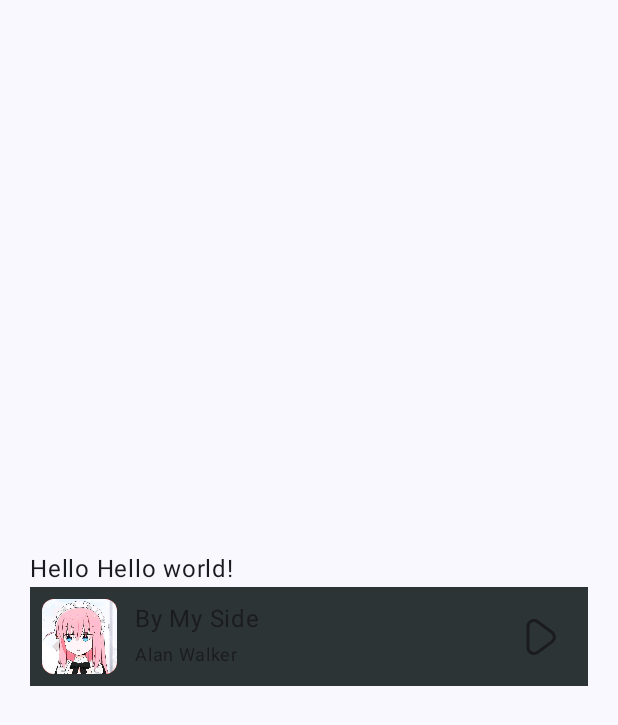
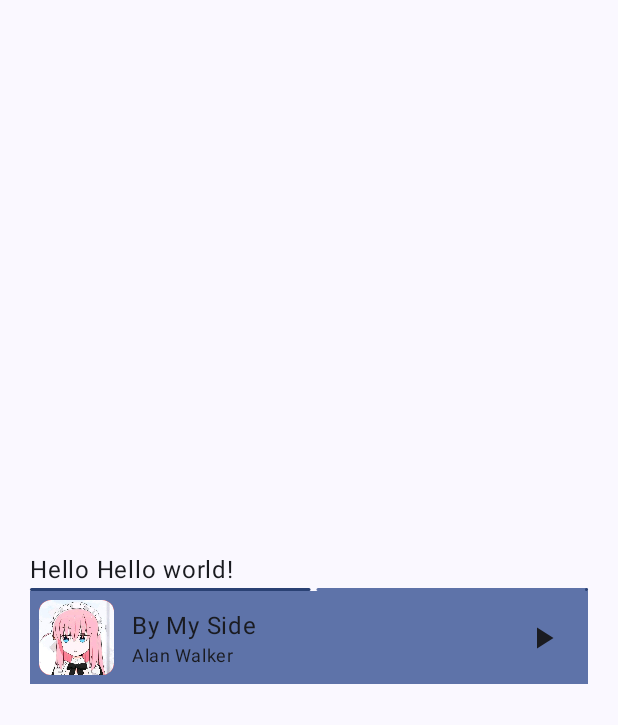
Before and after one commit to ppvan/Moon, an Android app built with Jetpack Compose: the screen it shows after launch (MainActivity), on a phone screen of 412 x 824 dp. Shown: the top 725 px of the screen. Run offline under Robolectric (Android 15) with nearby library versions, the phone set to English and light mode, and no system bars; our stand-ins replace Dagger/Hilt's generated code.

Commit message:
feat: make the player plays something

```diff
--- a/moon-fe/app/build.gradle.kts
+++ b/moon-fe/app/build.gradle.kts
@@ -56,6 +56,9 @@ dependencies {
 
     implementation("com.google.dagger:hilt-android:2.44")
     implementation("androidx.hilt:hilt-navigation-compose:1.1.0-rc01")
+    implementation("androidx.media3:media3-exoplayer:1.1.1")
+    implementation("androidx.media3:media3-exoplayer-dash:1.1.1")
+    implementation("androidx.media3:media3-ui:1.1.1")
     kapt("com.google.dagger:hilt-android-compiler:2.44")
     implementation("androidx.core:core-ktx:1.12.0")
     implementation("androidx.lifecycle:lifecycle-runtime-ktx:2.6.2")
@@ -65,6 +68,7 @@ dependencies {
     implementation("androidx.compose.ui:ui-graphics")
     implementation("androidx.compose.ui:ui-tooling-preview")
     implementation("androidx.compose.material3:material3")
+    implementation("androidx.compose.material:material-icons-extended:1.5.4")
     testImplementation("junit:junit:4.13.2")
     androidTestImplementation("androidx.test.ext:junit:1.1.5")
     androidTestImplementation("androidx.test.espresso:espresso-core:3.5.1")
--- a/moon-fe/app/src/main/AndroidManifest.xml
+++ b/moon-fe/app/src/main/AndroidManifest.xml
@@ -1,6 +1,8 @@
 <?xml version="1.0" encoding="utf-8"?>
 <manifest xmlns:android="http://schemas.android.com/apk/res/android"
     xmlns:tools="http://schemas.android.com/tools">
+
+    <uses-permission android:name="android.permission.WAKE_LOCK" />
 
     <application
         android:name=".MoonApplication"
--- a/moon-fe/app/src/main/java/me/ppvan/moon/data/model/Song.kt
+++ b/moon-fe/app/src/main/java/me/ppvan/moon/data/model/Song.kt
@@ -1,10 +1,12 @@
 package me.ppvan.moon.data.model
 
 import android.provider.MediaStore.Audio.Artists
+import me.ppvan.moon.ui.player.PlayerStates
 
 data class Song(
     val mediaId: String = "",
     val title: String = "",
     val songUrl: String = "",
-    val imageUrl: String = ""
+    val imageUrl: String = "",
+    var state: PlayerStates = PlayerStates.STATE_IDLE
 )
--- /dev/null
+++ b/moon-fe/app/src/main/java/me/ppvan/moon/di/AppModule.kt
@@ -0,0 +1,37 @@
+package me.ppvan.moon.di
+
+import android.app.Application
+import android.content.Context
+import androidx.media3.common.Player
+import androidx.media3.exoplayer.ExoPlayer
+import dagger.Module
+import dagger.Provides
+import dagger.hilt.InstallIn
+import dagger.hilt.android.qualifiers.ApplicationContext
+import dagger.hilt.components.SingletonComponent
+import me.ppvan.moon.ui.player.MoonPlayer
+import javax.inject.Singleton
+
+@Module
+@InstallIn(SingletonComponent::class) // Depending on the scope you want
+object AppModule {
+
+    @Provides
+    @Singleton
+    fun provideExoPlayer(@ApplicationContext context: Context): ExoPlayer {
+        return ExoPlayer.Builder(context).build()
+    }
+
+    @Provides
+    @Singleton
+    fun provideContext(application: Application): Context {
+        return application.applicationContext
+    }
+
+    @Provides
+    @Singleton
+    fun provideMoonPlayer(player: ExoPlayer): MoonPlayer {
+        return MoonPlayer(player)
+    }
+
+}
--- /dev/null
+++ b/moon-fe/app/src/main/java/me/ppvan/moon/ui/player/BottomPlayer.kt
@@ -0,0 +1,110 @@
+package me.ppvan.moon.ui.player
+
+import android.net.Uri
+import android.util.Log
+import androidx.compose.foundation.Image
+import androidx.compose.foundation.background
+import androidx.compose.foundation.layout.Arrangement
+import androidx.compose.foundation.layout.Box
+import androidx.compose.foundation.layout.Column
+import androidx.compose.foundation.layout.Row
+import androidx.compose.foundation.layout.Spacer
+import androidx.compose.foundation.layout.fillMaxWidth
+import androidx.compose.foundation.layout.height
+import androidx.compose.foundation.layout.padding
+import androidx.compose.foundation.layout.size
+import androidx.compose.foundation.layout.width
+import androidx.compose.foundation.shape.RoundedCornerShape
+import androidx.compose.material.icons.Icons
+import androidx.compose.material.icons.filled.PlayArrow
+import androidx.compose.material.icons.outlined.Pause
+import androidx.compose.material3.Icon
+import androidx.compose.material3.IconButton
+import androidx.compose.material3.LinearProgressIndicator
+import androidx.compose.material3.MaterialTheme
+import androidx.compose.material3.MaterialTheme.typography
+import androidx.compose.material3.Text
+import androidx.compose.runtime.Composable
+import androidx.compose.runtime.LaunchedEffect
+import androidx.compose.runtime.collectAsState
+import androidx.compose.runtime.getValue
+import androidx.compose.ui.Alignment
+import androidx.compose.ui.Modifier
+import androidx.compose.ui.draw.clip
+import androidx.compose.ui.graphics.Color
+import androidx.compose.ui.platform.LocalContext
+import androidx.compose.ui.res.painterResource
+import androidx.compose.ui.tooling.preview.Preview
+import androidx.compose.ui.unit.dp
+import androidx.hilt.navigation.compose.hiltViewModel
+import androidx.media3.common.MediaItem
+import me.ppvan.moon.R
+import me.ppvan.moon.di.AppModule
+import me.ppvan.moon.ui.theme.MoonTheme
+
+
+@Composable
+fun BottomPlayer(viewmodel: PlayerViewModel = hiltViewModel(), modifier: Modifier = Modifier) {
+
+    val isPlaying by viewmodel.isPlaying.collectAsState(false)
+
+    Column (
+    ) {
+        LinearProgressIndicator(
+            progress = 0.5f,
+            color = MaterialTheme.colorScheme.primary,
+            trackColor = MaterialTheme.colorScheme.primaryContainer,
+            modifier = Modifier
+                .fillMaxWidth()
+                .height(2.dp)
+        )
+        Row(
+            modifier = modifier
+                .background(MaterialTheme.colorScheme.primaryContainer)
+                .fillMaxWidth()
+                .padding(6.dp),
+            verticalAlignment = Alignment.CenterVertically
+        ) {
+            Column {
+                Box (
+                    modifier
+                        .size(50.dp, 50.dp)
+                        .clip(shape = RoundedCornerShape(8.dp))
+                        .background(Color.Red)) {
+                    Image(painter = painterResource(id = R.drawable.bocchi), contentDescription = "Song thumbnail")
+                }
+            }
+
+            Spacer(modifier = Modifier.width(12.dp))
+
+            Row (
+                modifier = modifier
+                    .weight(1f),
+                horizontalArrangement = Arrangement.SpaceBetween,
+                verticalAlignment = Alignment.CenterVertically,
+            ) {
+                Column {
+                    Text(text = "By My Side")
+                    Text(text = "Alan Walker", style = typography.bodySmall)
+                }
+
+
+                IconButton(onClick = { viewmodel.flipPlayingState(); }) {
+                    if (isPlaying) {
+                        Icon(imageVector = Icons.Outlined.Pause, contentDescription = "Play button")
+                    } else {
+                        Icon(imageVector = Icons.Filled.PlayArrow, contentDescription = "Pause button")
+                    }
+                }
+            }
+        }
+    }
+}
+
+@Preview(showBackground = true)
+@Composable
+fun GreetingPreview() {
+    MoonTheme {
+        BottomPlayer()
+    }
+}
--- /dev/null
+++ b/moon-fe/app/src/main/java/me/ppvan/moon/ui/player/MoonPlayer.kt
@@ -0,0 +1,152 @@
+package me.ppvan.moon.ui.player
+
+import android.util.Log
+import androidx.media3.common.MediaItem
+import androidx.media3.common.PlaybackException
+import androidx.media3.common.Player
+import androidx.media3.exoplayer.ExoPlayer
+import kotlinx.coroutines.flow.MutableStateFlow
+import javax.inject.Inject
+
+class MoonPlayer @Inject constructor(private val player: ExoPlayer) : Player.Listener {
+
+    /**
+    * A state flow that emits the current playback state of the player.
+    */
+    val playerState = MutableStateFlow(PlayerStates.STATE_IDLE)
+
+    /**
+     * The current playback position in milliseconds. If the player's position
+     * is negative, this returns 0.
+     */
+    val currentPlaybackPosition: Long
+        get() = if (player.currentPosition > 0) player.currentPosition else 0L
+
+    /**
+     * The duration of the current track in milliseconds. If the track's duration
+     * is negative, this returns 0.
+     */
+    val currentTrackDuration: Long
+        get() = if (player.duration > 0) player.duration else 0L
+
+    fun initPlayer(trackList: MutableList<MediaItem>) {
+        player.addListener(this)
+        player.setMediaItems(trackList)
+        player.prepare()
+    }
+
+    fun playPause() {
+        if (player.playbackState == Player.STATE_IDLE) player.prepare()
+        player.playWhenReady = !player.playWhenReady
+
+
+        Log.i("INFO", player.currentPosition.toString() + "/" + player.duration.toString())
+    }
+
+
+    /**
+     * Called when a player error occurs. This implementation emits the
+     * STATE_ERROR state to the playerState flow.
+     */
+    override fun onPlayerError(error: PlaybackException) {
+        super.onPlayerError(error)
+        playerState.tryEmit(PlayerStates.STATE_ERROR)
+    }
+
+    /**
+     * Called when the player's playWhenReady state changes. This implementation
+     * emits the STATE_PLAYING or STATE_PAUSE state to the playerState flow
+     * depending on the new playWhenReady state and the current playback state.
+     */
+    override fun onPlayWhenReadyChanged(playWhenReady: Boolean, reason: Int) {
+        if (player.playbackState == Player.STATE_READY) {
+            if (playWhenReady) {
+                playerState.tryEmit(PlayerStates.STATE_PLAYING)
+            } else {
+                playerState.tryEmit(PlayerStates.STATE_PAUSE)
+            }
+        }
+    }
+
+    /**
+     * Called when the player transitions to a new media item. This implementation
+     * emits the STATE_NEXT_TRACK and STATE_PLAYING states to the playerState flow
+     * if the transition was automatic.
+     */
+    override fun onMediaItemTransition(mediaItem: MediaItem?, reason: Int) {
+        super.onMediaItemTransition(mediaItem, reason)
+        if (reason == Player.MEDIA_ITEM_TRANSITION_REASON_AUTO) {
+            playerState.tryEmit(PlayerStates.STATE_NEXT_TRACK)
+            playerState.tryEmit(PlayerStates.STATE_PLAYING)
+        }
+    }
+
+
+    override fun onPlaybackStateChanged(playbackState: Int) {
+        when (playbackState) {
+            Player.STATE_IDLE -> {
+                playerState.tryEmit(PlayerStates.STATE_IDLE)
+            }
+
+            Player.STATE_BUFFERING -> {
+                playerState.tryEmit(PlayerStates.STATE_BUFFERING)
+            }
+
+            Player.STATE_READY -> {
+                playerState.tryEmit(PlayerStates.STATE_READY)
+                if (player.playWhenReady) {
+                    playerState.tryEmit(PlayerStates.STATE_PLAYING)
+                } else {
+                    playerState.tryEmit(PlayerStates.STATE_PAUSE)
+                }
+            }
+
+            Player.STATE_ENDED -> {
+                playerState.tryEmit(PlayerStates.STATE_END)
+            }
+        }
+    }
+
+}
+
+enum class PlayerStates {
+    /**
+     * State when the player is idle, not ready to play.
+     */
+    STATE_IDLE,
+
+    /**
+     * State when the player is ready to start playback.
+     */
+    STATE_READY,
+
+    /**
+     * State when the player is buffering content.
+     */
+    STATE_BUFFERING,
+
+    /**
+     * State when the player has encountered an error.
+     */
+    STATE_ERROR,
+
+    /**
+     * State when the playback has ended.
+     */
+    STATE_END,
+
+    /**
+     * State when the player is actively playing content.
+     */
+    STATE_PLAYING,
+
+    /**
+     * State when the player has paused the playback.
+     */
+    STATE_PAUSE,
+
+    /**
+     * State when the player has moved to the next track.
+     */
+    STATE_NEXT_TRACK
+}
--- a/moon-fe/app/src/main/java/me/ppvan/moon/ui/player/Player.kt
+++ /dev/null
@@ -1,74 +0,0 @@
-package me.ppvan.moon.ui.player
-
-import androidx.compose.foundation.Image
-import androidx.compose.foundation.background
-import androidx.compose.foundation.layout.Arrangement
-import androidx.compose.foundation.layout.Box
-import androidx.compose.foundation.layout.Column
-import androidx.compose.foundation.layout.Row
-import androidx.compose.foundation.layout.fillMaxWidth
-import androidx.compose.foundation.layout.padding
-import androidx.compose.foundation.layout.size
-import androidx.compose.foundation.shape.RoundedCornerShape
-import androidx.compose.material3.Icon
-import androidx.compose.material3.Text
-import androidx.compose.runtime.Composable
-import androidx.compose.ui.Alignment
-import androidx.compose.ui.Modifier
-import androidx.compose.ui.draw.clip
-import androidx.compose.ui.graphics.Color
-import androidx.compose.ui.res.painterResource
-import androidx.compose.ui.tooling.preview.Preview
-import androidx.compose.ui.unit.dp
-import androidx.compose.ui.unit.sp
-import androidx.hilt.navigation.compose.hiltViewModel
-import me.ppvan.moon.R
-import me.ppvan.moon.ui.theme.MoonTheme
-
-
-@Composable
-fun Player(viewmodel: PlayerViewModel = hiltViewModel(), modifier: Modifier = Modifier) {
-
-    Row(
-        modifier = modifier
-            .background(Color(0xff2d3436))
-            .fillMaxWidth()
-            .padding(8.dp),
-        verticalAlignment = Alignment.CenterVertically
-    ) {
-        Column {
-            Box (
-                modifier
-                    .size(50.dp, 50.dp)
-                    .clip(shape = RoundedCornerShape(8.dp))
-                    .background(Color.Red)) {
-                Image(painter = painterResource(id = R.drawable.bocchi), contentDescription = "Song thumbnail")
-            }
-        }
-
-        Row (
-            modifier = modifier
-                .weight(1f)
-                .padding(12.dp, 0.dp),
-            horizontalArrangement = Arrangement.SpaceBetween,
-            verticalAlignment = Alignment.CenterVertically,
-        ) {
-            Column {
-                Text(text = "By My Side")
-                Text(text = "Alan Walker", fontSize = 12.sp)
-            }
-
-            Box () {
-                Icon(painter = painterResource(id = R.drawable.play_24), contentDescription = "Play icon")
-            }
-        }
-    }
-}
-
-@Preview(showBackground = true)
-@Composable
-fun GreetingPreview() {
-    MoonTheme {
-        Player()
-    }
-}
--- a/moon-fe/app/src/main/java/me/ppvan/moon/ui/player/PlayerViewModel.kt
+++ b/moon-fe/app/src/main/java/me/ppvan/moon/ui/player/PlayerViewModel.kt
@@ -1,15 +1,34 @@
 package me.ppvan.moon.ui.player
 
+import android.content.Context
+import android.net.Uri
+import android.util.Log
+import androidx.compose.ui.platform.LocalContext
 import androidx.lifecycle.ViewModel
+import androidx.media3.common.MediaItem
 import dagger.hilt.android.lifecycle.HiltViewModel
-import me.ppvan.moon.data.model.Song
+import kotlinx.coroutines.flow.MutableStateFlow
+import kotlinx.coroutines.flow.StateFlow
+import kotlinx.coroutines.flow.asStateFlow
+import kotlinx.coroutines.flow.distinctUntilChanged
+import kotlinx.coroutines.flow.map
+import me.ppvan.moon.R
 import javax.inject.Inject
 
 
 @HiltViewModel
-class PlayerViewModel @Inject constructor(): ViewModel() {
+class PlayerViewModel @Inject constructor(context: Context, val player: MoonPlayer): ViewModel() {
 
-    val currentSong: Song = Song("MediaID", "Title", "url", "url2")
-    val isPlaying = false
-    val message = "Hello world"
+    val isPlaying = player.playerState.map { it ==  PlayerStates.STATE_PLAYING }.distinctUntilChanged()
+
+
+    init {
+        val uri = Uri.parse("android.resource://" + context.packageName + "/" + R.raw.demo)
+        val mediaItem = MediaItem.fromUri(uri)
+        player.initPlayer(mutableListOf(mediaItem))
+    }
+
+    fun flipPlayingState() {
+        player.playPause()
+    }
 }
--- a/moon-fe/app/src/main/java/me/ppvan/moon/ui/screens/activity/MainActivity.kt
+++ b/moon-fe/app/src/main/java/me/ppvan/moon/ui/screens/activity/MainActivity.kt
@@ -16,7 +16,7 @@ import androidx.compose.ui.tooling.preview.Preview
 import androidx.compose.ui.unit.dp
 import androidx.hilt.navigation.compose.hiltViewModel
 import dagger.hilt.android.AndroidEntryPoint
-import me.ppvan.moon.ui.player.Player
+import me.ppvan.moon.ui.player.BottomPlayer
 import me.ppvan.moon.ui.theme.MoonTheme
 
 
@@ -44,7 +44,7 @@ fun MoonApp(mainViewModel: MainViewModel = hiltViewModel()) {
 
     Column (verticalArrangement = Arrangement.Center, modifier = Modifier.padding(20.dp)) {
         Greeting(mainViewModel.message)
-        Player()
+        BottomPlayer()
     }
 }
 
--- /dev/null
+++ b/moon-fe/app/src/main/res/drawable/pause_24.xml
@@ -0,0 +1 @@
+<vector xmlns:android="http://schemas.android.com/apk/res/android" android:width="24dp" android:height="24dp" android:viewportWidth="24" android:viewportHeight="24"><path android:fillColor="@android:color/white" android:pathData="M6.5,0A3.5,3.5,0,0,0,3,3.5v17a3.5,3.5,0,0,0,7,0V3.5A3.5,3.5,0,0,0,6.5,0ZM8,20.5a1.5,1.5,0,0,1-3,0V3.5a1.5,1.5,0,0,1,3,0Z"/><path android:fillColor="@android:color/white" android:pathData="M17.5,0A3.5,3.5,0,0,0,14,3.5v17a3.5,3.5,0,0,0,7,0V3.5A3.5,3.5,0,0,0,17.5,0ZM19,20.5a1.5,1.5,0,0,1-3,0V3.5a1.5,1.5,0,0,1,3,0Z"/></vector>
```
Also changed, not shown: 2 other files.
